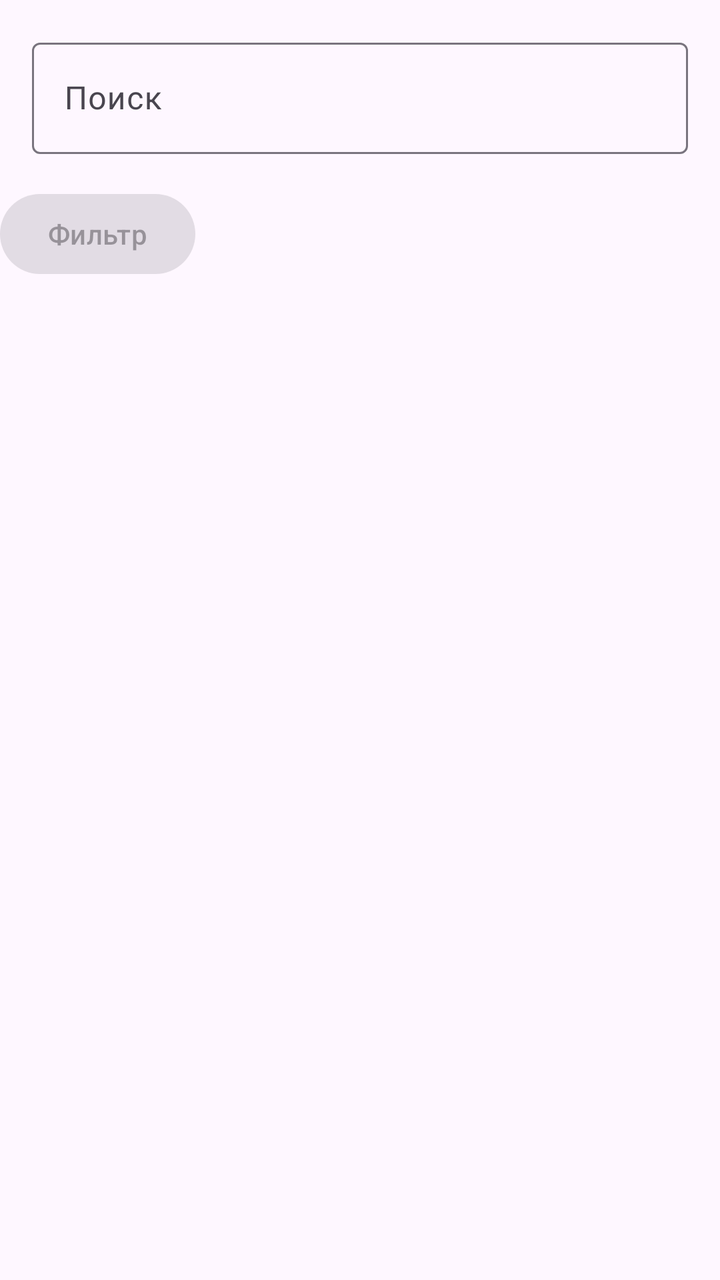
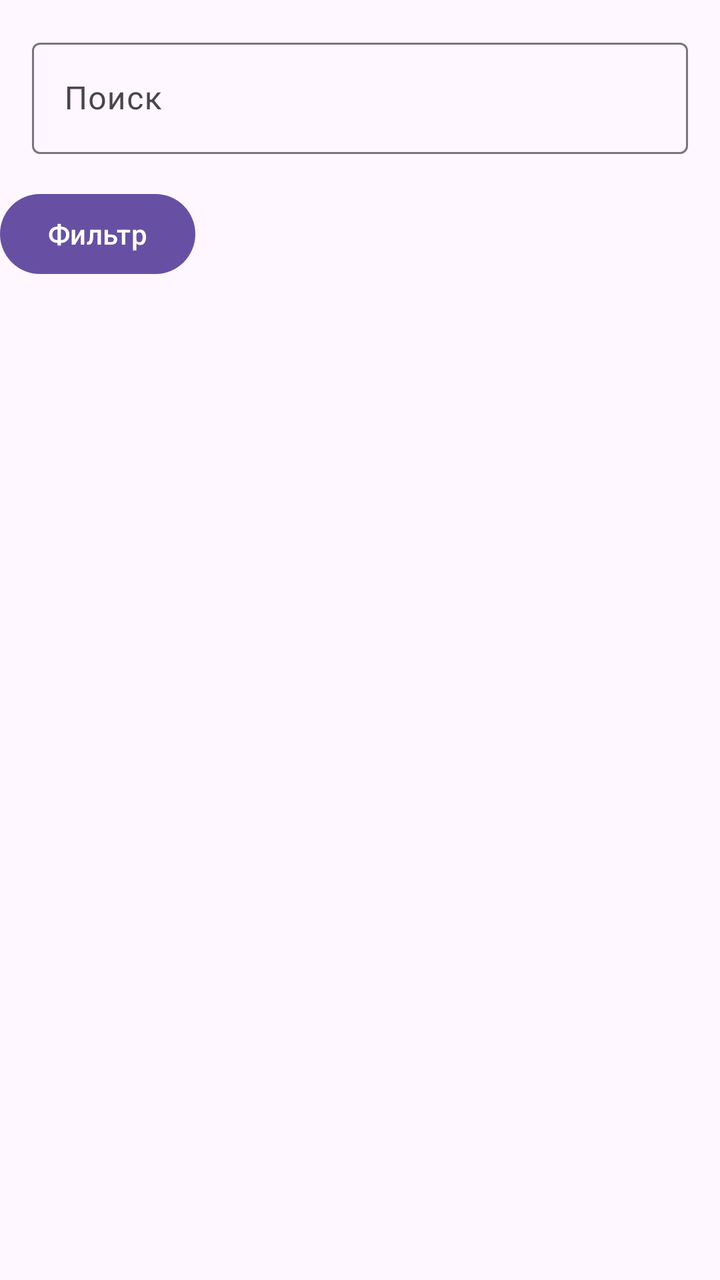

An Android layout rendered at two revisions. The XML below is the earlier revision; the diff shows what the commit changed to produce the second picture.
<!-- AndroidManifest.xml: another module's application theme Theme.ThousandCourses -->
<!-- res/layout/fragment_courses.xml -->
<?xml version="1.0" encoding="utf-8"?>
<androidx.constraintlayout.widget.ConstraintLayout
    xmlns:android="http://schemas.android.com/apk/res/android"
    xmlns:app="http://schemas.android.com/apk/res-auto"

    android:layout_width="match_parent"
    android:layout_height="match_parent">


    <com.google.android.material.textfield.TextInputLayout

        android:id="@+id/searchInputLayout"

        android:layout_width="0dp"
        android:layout_height="wrap_content"

        android:layout_marginStart="16dp"
        android:layout_marginEnd="16dp"
        android:layout_marginTop="16dp"

        android:hint="@string/search"

        app:layout_constraintStart_toStartOf="parent"
        app:layout_constraintEnd_toEndOf="parent"
        app:layout_constraintTop_toTopOf="parent">


        <com.google.android.material.textfield.TextInputEditText

            android:id="@+id/searchEditText"

            android:layout_width="match_parent"
            android:layout_height="wrap_content"

            android:enabled="false"/>

    </com.google.android.material.textfield.TextInputLayout>


    <com.google.android.material.button.MaterialButton

        android:id="@+id/filterButton"

        android:layout_width="wrap_content"
        android:layout_height="wrap_content"

        android:layout_marginTop="16dp"

        android:text="@string/filter"

        android:enabled="false"

        app:layout_constraintTop_toBottomOf="@id/searchInputLayout"
        app:layout_constraintStart_toStartOf="parent"/>


    <androidx.recyclerview.widget.RecyclerView

        android:id="@+id/coursesRecyclerView"

        android:layout_width="0dp"
        android:layout_height="0dp"

        android:layout_marginTop="16dp"

        app:layout_constraintTop_toBottomOf="@id/filterButton"
        app:layout_constraintBottom_toBottomOf="parent"
        app:layout_constraintStart_toStartOf="parent"
        app:layout_constraintEnd_toEndOf="parent"/>

    <ProgressBar

        android:id="@+id/loadingProgressBar"

        android:layout_width="wrap_content"
        android:layout_height="wrap_content"

        android:visibility="gone"

        app:layout_constraintTop_toTopOf="parent"
        app:layout_constraintBottom_toBottomOf="parent"
        app:layout_constraintStart_toStartOf="parent"
        app:layout_constraintEnd_toEndOf="parent"/>


    <TextView

        android:id="@+id/errorTextView"

        android:layout_width="wrap_content"
        android:layout_height="wrap_content"

        android:text="@string/error_loading_courses"

        android:visibility="gone"

        app:layout_constraintTop_toTopOf="parent"
        app:layout_constraintBottom_toBottomOf="parent"
        app:layout_constraintStart_toStartOf="parent"
        app:layout_constraintEnd_toEndOf="parent"/>


</androidx.constraintlayout.widget.ConstraintLayout>
<!-- resources referenced by this layout -->
<resources>
  <string name="error_loading_courses">Error loading courses</string>
  <string name="filter">Фильтр</string>
  <string name="search">Поиск</string>
  <style name="Theme.ThousandCourses" parent="Base.Theme.ThousandCourses" />
  <style name="Base.Theme.ThousandCourses" parent="Theme.Material3.DayNight.NoActionBar">
          
          
      </style>
</resources>

<!-- the commit's change to res/layout/fragment_courses.xml (unified diff, before → after) -->
@@ -1,6 +1,5 @@
 <?xml version="1.0" encoding="utf-8"?>
-<androidx.constraintlayout.widget.ConstraintLayout
-    xmlns:android="http://schemas.android.com/apk/res/android"
+<androidx.constraintlayout.widget.ConstraintLayout xmlns:android="http://schemas.android.com/apk/res/android"
     xmlns:app="http://schemas.android.com/apk/res-auto"
 
     android:layout_width="match_parent"
@@ -14,14 +13,16 @@
         android:layout_width="0dp"
         android:layout_height="wrap_content"
 
-        android:layout_marginStart="16dp"
-        android:layout_marginEnd="16dp"
-        android:layout_marginTop="16dp"
+        android:layout_marginStart="@dimen/courses_screen_horizontal_margin"
+
+        android:layout_marginTop="@dimen/courses_screen_top_margin"
+
+        android:layout_marginEnd="@dimen/courses_screen_horizontal_margin"
 
         android:hint="@string/search"
 
+        app:layout_constraintEnd_toEndOf="parent"
         app:layout_constraintStart_toStartOf="parent"
-        app:layout_constraintEnd_toEndOf="parent"
         app:layout_constraintTop_toTopOf="parent">
 
 
@@ -30,9 +31,12 @@
             android:id="@+id/searchEditText"
 
             android:layout_width="match_parent"
+
             android:layout_height="wrap_content"
 
-            android:enabled="false"/>
+            android:inputType="text"
+
+            android:singleLine="true" />
 
     </com.google.android.material.textfield.TextInputLayout>
 
@@ -48,10 +52,8 @@
 
         android:text="@string/filter"
 
-        android:enabled="false"
-
-        app:layout_constraintTop_toBottomOf="@id/searchInputLayout"
-        app:layout_constraintStart_toStartOf="parent"/>
+        app:layout_constraintStart_toStartOf="parent"
+        app:layout_constraintTop_toBottomOf="@id/searchInputLayout" />
 
 
     <androidx.recyclerview.widget.RecyclerView
@@ -63,10 +65,10 @@
 
         android:layout_marginTop="16dp"
 
-        app:layout_constraintTop_toBottomOf="@id/filterButton"
         app:layout_constraintBottom_toBottomOf="parent"
+        app:layout_constraintEnd_toEndOf="parent"
         app:layout_constraintStart_toStartOf="parent"
-        app:layout_constraintEnd_toEndOf="parent"/>
+        app:layout_constraintTop_toBottomOf="@id/filterButton" />
 
     <ProgressBar
 
@@ -77,10 +79,10 @@
 
         android:visibility="gone"
 
-        app:layout_constraintTop_toTopOf="parent"
         app:layout_constraintBottom_toBottomOf="parent"
+        app:layout_constraintEnd_toEndOf="parent"
         app:layout_constraintStart_toStartOf="parent"
-        app:layout_constraintEnd_toEndOf="parent"/>
+        app:layout_constraintTop_toTopOf="parent" />
 
 
     <TextView
@@ -94,10 +96,10 @@
 
         android:visibility="gone"
 
-        app:layout_constraintTop_toTopOf="parent"
         app:layout_constraintBottom_toBottomOf="parent"
+        app:layout_constraintEnd_toEndOf="parent"
         app:layout_constraintStart_toStartOf="parent"
-        app:layout_constraintEnd_toEndOf="parent"/>
+        app:layout_constraintTop_toTopOf="parent" />
 
 
 </androidx.constraintlayout.widget.ConstraintLayout>
<!-- resource entries referenced after the edit -->
@@ -1,5 +1,7 @@
 <!-- resources referenced by this layout -->
 <resources>
+  <dimen name="courses_screen_horizontal_margin">16dp</dimen>
+  <dimen name="courses_screen_top_margin">16dp</dimen>
   <string name="error_loading_courses">Error loading courses</string>
   <string name="filter">Фильтр</string>
   <string name="search">Поиск</string>
